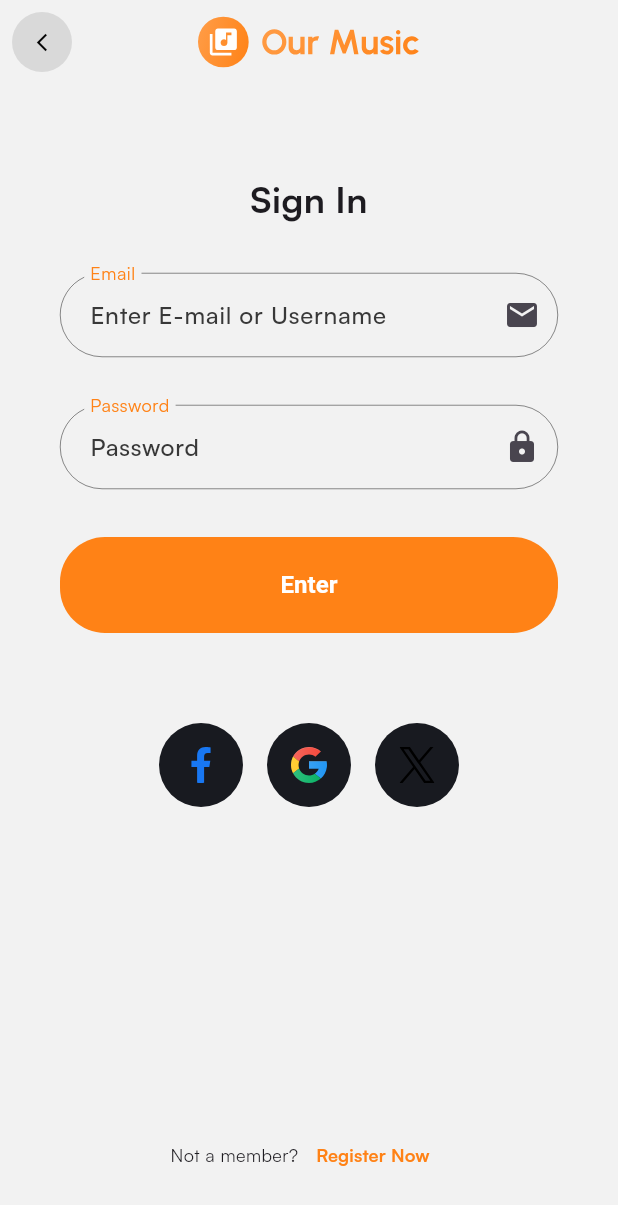
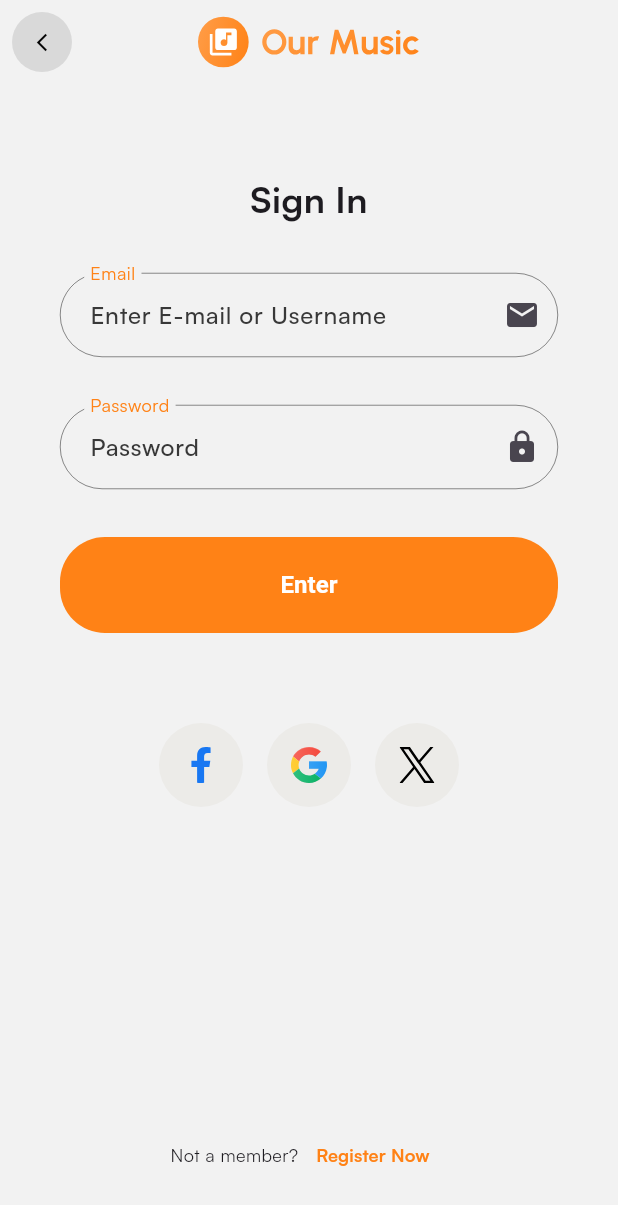
Before and after one commit to Anderson-Andre-P/music_app, a Flutter app: the SignInPage screen opened directly, on a phone screen of 412 x 824 dp. Shown: the top 1205 px of the screen. Run offline on Flutter 3.47's test engine with Material 3 defaults, Android fonts, the phone set to English and light mode, and no system bars; our stand-ins replace cloud_firestore, dartz, firebase_auth, firebase_core, flutter_bloc, flutter_dotenv and 3 more; accounts and stored records are empty.

Commit message:
fix: color in background of SocialIcons container

```diff
--- a/lib/presentation/auth/pages/widgets/social_card.dart
+++ b/lib/presentation/auth/pages/widgets/social_card.dart
@@ -24,7 +24,7 @@ class SocalCard extends StatelessWidget {
         decoration: BoxDecoration(
           color: context.isDarkMode
               ? AppColors.lightBackground
-              : AppColors.darkBackground,
+              : const Color(0xFFECEBE8),
           shape: BoxShape.circle,
         ),
         child: SvgPicture.asset(
```
